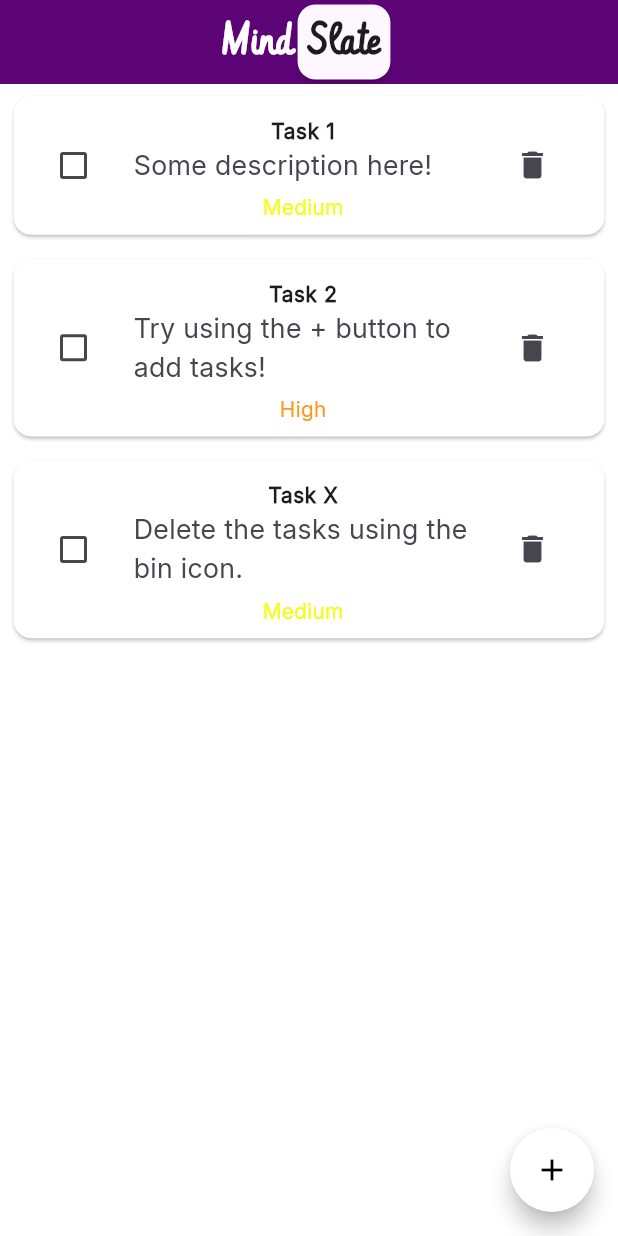
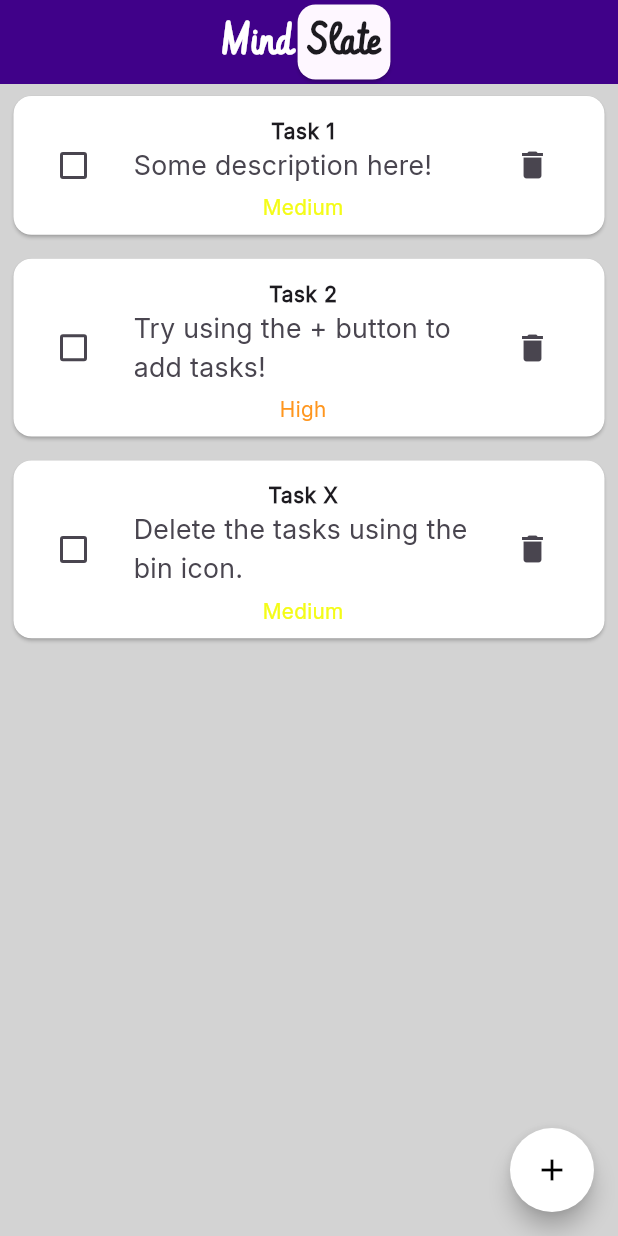
Before and after one commit to Pixel-Code-Hub206/MindSlate, a Flutter app: the screen it shows after launch, on a phone screen of 412 x 824 dp. Run offline on Flutter 3.47's test engine with Material 3 defaults, Android fonts, the phone set to English and light mode, and no system bars; our stand-ins replace device_preview, hive, hive_flutter; accounts and stored records are empty.

Commit message:
Modified the tasks model to work with Hive DB for persistence. Added Hive extensions to support persistence in the future - modified pubspec.yaml. Modified the enum type to string and vice-versa through helper functions for Hive compatability

```diff
--- a/lib/main.dart
+++ b/lib/main.dart
@@ -3,6 +3,7 @@ import 'package:flutter/foundation.dart';
 import 'package:flutter/material.dart';
 import 'package:mindslate/utils/theme/app_theme.dart';
 import 'package:mindslate/pages/home_screen.dart';
+import 'package:hive_flutter/hive_flutter.dart';
 
 void main() => runApp(
     DevicePreview(
--- a/lib/models/tasks.dart
+++ b/lib/models/tasks.dart
@@ -1,4 +1,7 @@
 import 'package:flutter/material.dart';
+import 'package:hive/hive.dart';
+
+part 'tasks.g.dart';
 
 enum Priority{
   urgent(color: Color(0XFFFF3232), pTitle: 'Urgent'),  //Priority defined in the form of a Priority instance
@@ -6,22 +9,44 @@ enum Priority{
   medium(color: Color(0xFFF4FC17), pTitle: 'Medium'),
   low(color: Color(0xFF3BFF48), pTitle: 'Low');
 
- final Color color;
- final String pTitle;
+  final Color color;
+  final String pTitle;
 
   const Priority({required this.color, required this.pTitle});
 }
 
-class Tasks{
-  String isTitle = "";
-  String isBody = "";
-  bool isDone = false;
-  Priority priority;  //Saving custom priorities in an instance of the Priority object names priority
+//For converting enum -> String(when saving)
+extension PriorityX on Priority{
+  String get nameValue => toString().split('.').last;   //Storing the String form of the enum in 'nameValue'
+}
 
+//For converting String -> enum(when loading)
+Priority priorityFromString(String s){
+  return Priority.values.firstWhere(
+        (e) => e.nameValue == s,
+    orElse: () => Priority.low,
+  );
+}
+
+@HiveType(typeId: 1)
+class Tasks extends HiveObject{
   Tasks({required this.isTitle, required this.isBody, required this.priority, required this.isDone}); //Labelled parameter using braces {}
+
+  @HiveField(0)
+  String isTitle;
+
+  @HiveField(1)
+  String isBody;
+
+  @HiveField(2)
+  String priority;
+
+  @HiveField(3)
+  bool isDone;
 
   void toggleDone()
   {
     isDone = !isDone; //Changed false to true and Vice Versa
+    save();
   }
 }
--- a/lib/pages/home_screen.dart
+++ b/lib/pages/home_screen.dart
@@ -17,9 +17,9 @@ class _HomeState extends State<Home> {
   Priority _selectedPriority = Priority.low;
 
   final List<Tasks> _tasks = [
-    Tasks(isTitle: 'Task 1', isBody: 'Some description here!', priority: Priority.medium, isDone: false),
-    Tasks(isTitle: 'Task 2', isBody: 'Try using the + button to add tasks!', priority: Priority.high, isDone: false),
-    Tasks(isTitle: 'Task X', isBody: 'Delete the tasks using the bin icon.', priority: Priority.medium, isDone: false),
+    Tasks(isTitle: 'Task 1', isBody: 'Some description here!', priority: Priority.medium.nameValue, isDone: false),
+    Tasks(isTitle: 'Task 2', isBody: 'Try using the + button to add tasks!', priority: Priority.high.nameValue, isDone: false),
+    Tasks(isTitle: 'Task X', isBody: 'Delete the tasks using the bin icon.', priority: Priority.medium.nameValue, isDone: false),
   ];
 
   @override
@@ -107,9 +107,9 @@ class _HomeState extends State<Home> {
                         SizedBox(height: 5.0),
 
                         Text(
-                          _tasks[index].priority.pTitle,
+                          priorityFromString(_tasks[index].priority).pTitle,
                           style: TextStyle(
-                            color: _tasks[index].priority.color,
+                            color: priorityFromString(_tasks[index].priority).color,
                           ),
                         ),
                       ],
@@ -240,7 +240,7 @@ class _HomeState extends State<Home> {
       _tasks.add(Tasks(
           isTitle: _taskTitle,    //Saving the local input data and storing it with a new instance for the list
           isBody: _taskBody,
-          priority: _selectedPriority,
+          priority: _selectedPriority.nameValue,
           isDone: false
       ));
     });
--- a/lib/utils/theme/app_theme.dart
+++ b/lib/utils/theme/app_theme.dart
@@ -14,7 +14,7 @@ class AppTheme{
    brightness: Brightness.light,
    primaryColor: Colors.blue,
    cardColor: const Color(0xFFFFFFFF),
-   scaffoldBackgroundColor: Colors.white,
+   scaffoldBackgroundColor: Color(0xFFD3D3D3),
    textTheme: AppTextTheme.lightTextTheme,
    appBarTheme: MAppBarTheme.lightAppBarTheme,
    floatingActionButtonTheme: MFloatingActionTheme.lightFloatingActionButtonTheme,
--- a/lib/utils/theme/custom_themes/appBar_theme.dart
+++ b/lib/utils/theme/custom_themes/appBar_theme.dart
@@ -8,7 +8,7 @@ class MAppBarTheme{
     elevation: 0,
     centerTitle: false,
     foregroundColor: Colors.white,
-    backgroundColor: Color(0xFF5C0375),
+    backgroundColor: Color(0xFF400189),
     // surfaceTintColor: Colors.transparent,
     iconTheme: IconThemeData(color: Colors.white, size: 24.0),
     titleTextStyle: TextStyle(fontSize: 28.0, fontWeight: FontWeight.w600, color: Colors.black, fontFamily: 'Vibur'),
@@ -18,7 +18,7 @@ class MAppBarTheme{
     elevation: 0,
     centerTitle: false,
     foregroundColor: Colors.black,
-    backgroundColor: Color(0xFF9402BE),
+    backgroundColor: Color(0xFF7207ED),
     // surfaceTintColor: Colors.transparent,
     iconTheme: IconThemeData(color: Colors.black, size: 24.0),
     titleTextStyle: TextStyle(fontSize: 28.0, fontWeight: FontWeight.w600, color: Colors.white, fontFamily: 'Vibur'),
--- a/pubspec.yaml
+++ b/pubspec.yaml
@@ -35,10 +35,15 @@ dependencies:
   # Use with the CupertinoIcons class for iOS style icons.
   cupertino_icons: ^1.0.8
   device_preview: ^1.3.1
+  flutter_native_splash: ^2.4.7
+  hive_flutter: ^1.1.0
+  hive: ^2.2.3
 
 dev_dependencies:
   flutter_test:
     sdk: flutter
+  hive_generator: ^2.0.1
+  build_runner: ^2.4.13
 
   # The "flutter_lints" package below contains a set of recommended lints to
   # encourage good coding practices. The lint set provided by the package is
```
Also changed, not shown: lib/models/tasks.g.dart (added), pubspec.lock, 1 other file.
